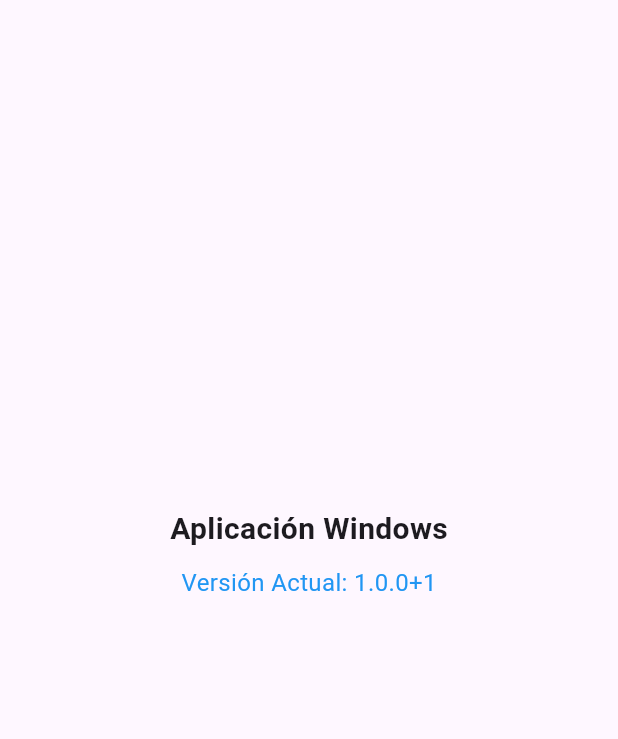
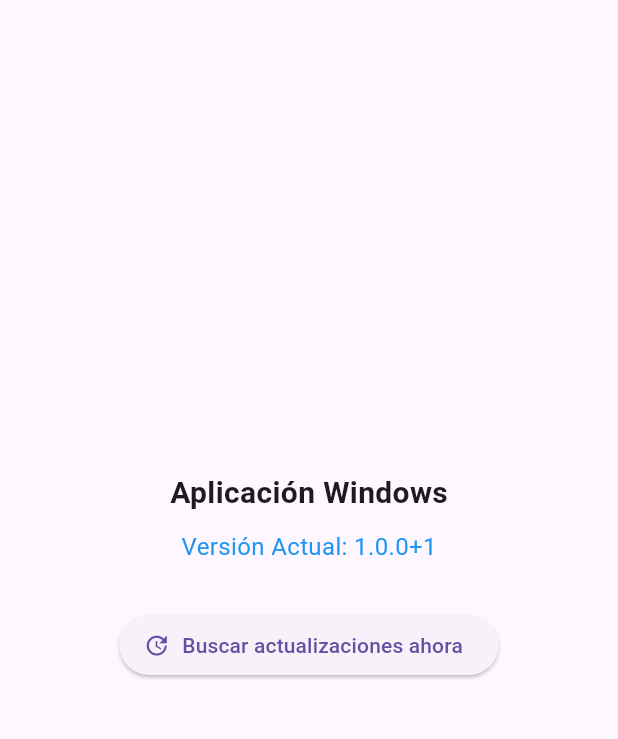
Before and after one commit to amautta19/flutter_windows_version, a Flutter app: the screen it shows after launch, on a phone screen of 412 x 824 dp, the part 84-823 px from its top. Run offline on Flutter 3.47's test engine with Material 3 defaults, Android fonts, the phone set to English and light mode, and no system bars; our stand-ins replace package_info_plus; missing offline and left inert: auto_updater.

Commit message:
se agrega el boton

```diff
--- a/lib/main.dart
+++ b/lib/main.dart
@@ -62,11 +62,11 @@ class _MyAppState extends State<MyApp> {
                 style: const TextStyle(fontSize: 16, color: Colors.blue),
               ),
               const SizedBox(height: 30),
-              // ElevatedButton.icon(
-              //   onPressed: () => autoUpdater.checkForUpdates(),
-              //   icon: const Icon(Icons.update),
-              //   label: const Text('Buscar actualizaciones ahora'),
-              // ),
+              ElevatedButton.icon(
+                onPressed: () => autoUpdater.checkForUpdates(),
+                icon: const Icon(Icons.update),
+                label: const Text('Buscar actualizaciones ahora'),
+              ),
             ],
           ),
         ),
```
